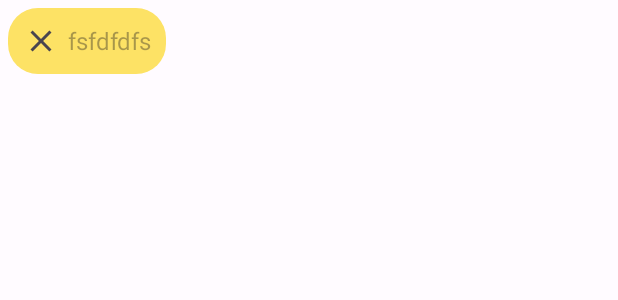
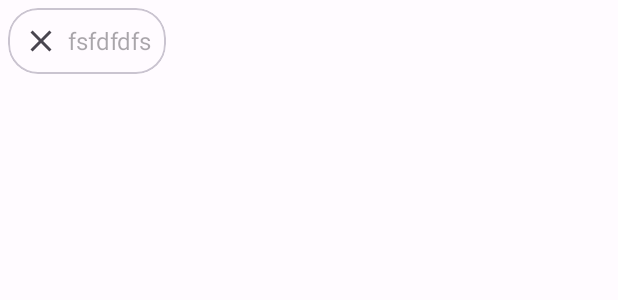
Before and after one commit to pratyaksh1610/WeatherApp, an Android app: the layout recycler_view_search_view_history_each_item.xml on its own in the app's theme, with its tools: preview values and no code run, on a phone screen of 412 x 824 dp. Shown: the top 300 px of the screen. Run offline under Robolectric (Android 15) with nearby library versions, the phone set to English and light mode, and no system bars; network calls fail.

Commit message:
Fix include
- Convert to material design 3 android

```diff
--- a/app/src/main/res/layout/activity_main.xml
+++ b/app/src/main/res/layout/activity_main.xml
@@ -85,7 +85,7 @@
                 android:orientation="horizontal"
                 android:padding="16dp">
 
-                <TextView
+                <com.google.android.material.textview.MaterialTextView
                     android:layout_width="wrap_content"
                     android:layout_height="wrap_content"
                     android:layout_marginBottom="10dp"
@@ -93,7 +93,7 @@
                     android:text="History"
                     android:textSize="20sp" />
 
-                <TextView
+                <com.google.android.material.textview.MaterialTextView
                     android:id="@+id/tvClearAll"
                     android:layout_width="wrap_content"
                     android:layout_height="wrap_content"
--- a/app/src/main/res/layout/recycler_view_search_view_history_each_item.xml
+++ b/app/src/main/res/layout/recycler_view_search_view_history_each_item.xml
@@ -6,14 +6,17 @@
     android:orientation="vertical"
     android:padding="5dp">
 
+    <com.google.android.material.card.MaterialCardView
+        android:layout_width="wrap_content"
+        app:cardCornerRadius="20dp"
+        android:layout_height="wrap_content">
     <LinearLayout
         android:layout_width="wrap_content"
         android:layout_height="wrap_content"
-        android:background="@drawable/search_view_history_item_design"
         android:orientation="horizontal"
         android:padding="10dp">
 
-        <ImageView
+        <com.google.android.material.imageview.ShapeableImageView
             android:id="@+id/ivDeleteSearchViewItem"
             android:layout_width="wrap_content"
             android:layout_height="wrap_content"
@@ -32,6 +35,8 @@
 
 
     </LinearLayout>
+    </com.google.android.material.card.MaterialCardView>
+
 
 
 </LinearLayout>
--- a/app/src/main/res/layout/recycler_view_this_week_weather_item.xml
+++ b/app/src/main/res/layout/recycler_view_this_week_weather_item.xml
@@ -28,7 +28,7 @@
                 android:text="2 PM"
                 android:textSize="18sp" />
 
-            <ImageView
+            <com.google.android.material.imageview.ShapeableImageView
                 android:id="@+id/weatherIcon"
                 android:layout_width="40dp"
                 android:layout_height="40dp"
```
Also changed, not shown: app/src/main/res/layout/main_weather_layout.xml (+10 -10 lines).
